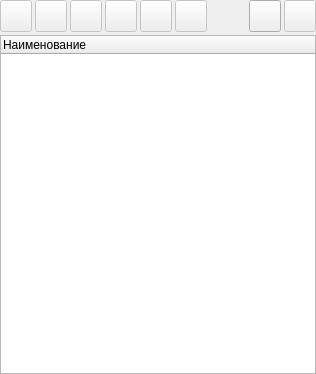
Before: the Qt Designer form fluffy-dollop/ctrwidgets/components/layersmanager/layersmanagerform.ui in autocomp/fluffy-dollop, drawn with Qt 5.
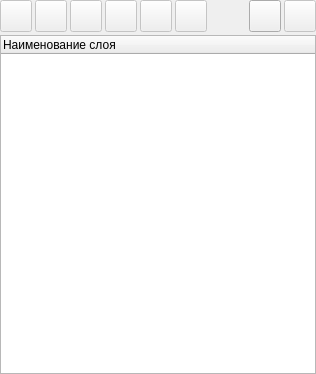
After: the same form once the commit is applied.

```diff
--- a/fluffy-dollop/ctrwidgets/components/layersmanager/layersmanagerform.ui
+++ b/fluffy-dollop/ctrwidgets/components/layersmanager/layersmanagerform.ui
@@ -253,7 +253,7 @@
      </property>
      <column>
       <property name="text">
-       <string>Наименование</string>
+       <string>Наименование слоя</string>
       </property>
      </column>
     </widget>
```
